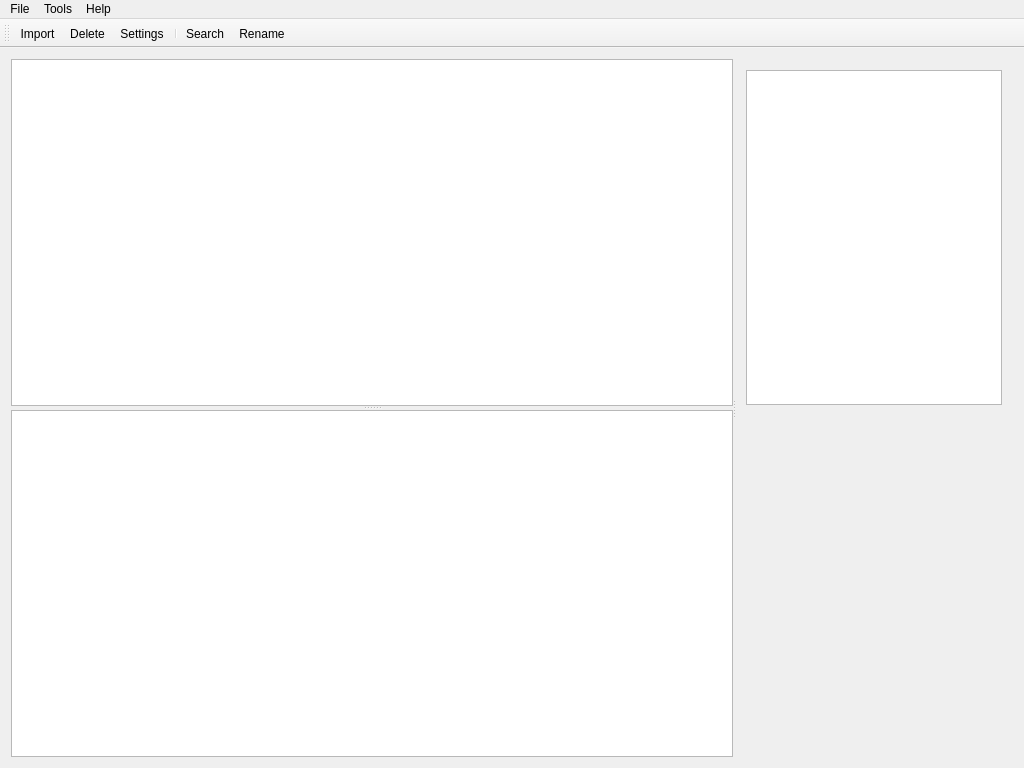
Before: the Qt Designer form src/gui/mainwindow.ui in alorence/tym, drawn with Qt 5.
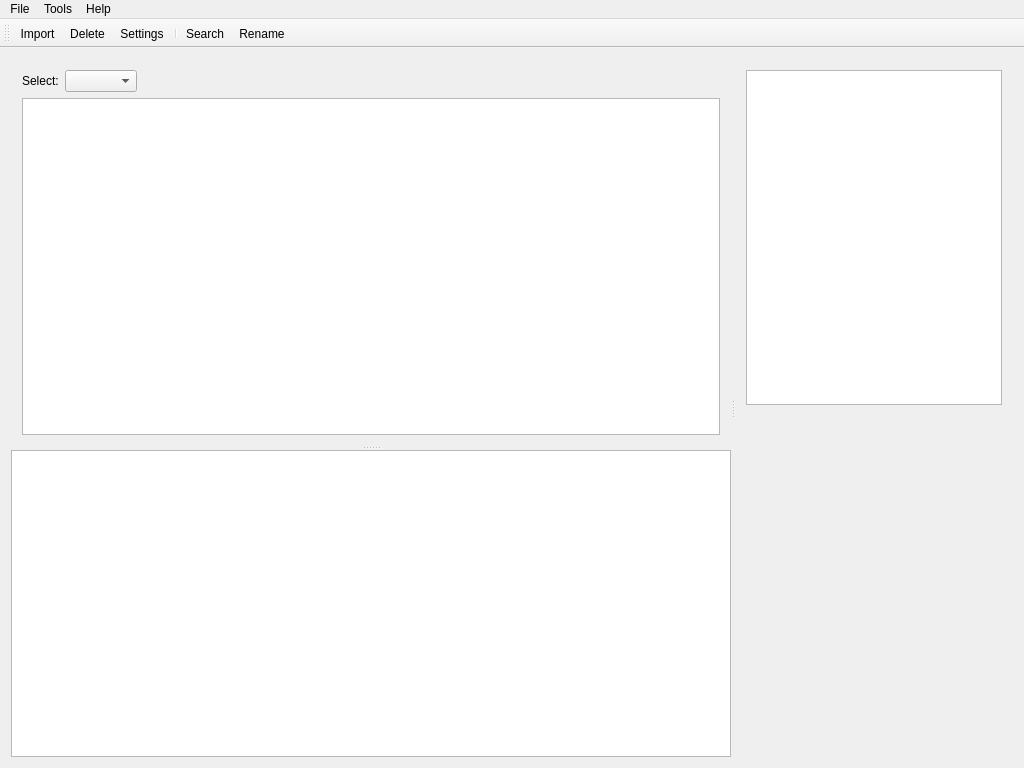
After: the same form once the commit is applied. Icons and pictures are not drawn. Custom widgets are drawn as their Qt base class.

Commit message: (gui) Add a comboBox to select quickly some kind of files

The edit to the form file:
```diff
--- a/src/gui/mainwindow.ui
+++ b/src/gui/mainwindow.ui
@@ -33,16 +33,13 @@
       <property name="orientation">
        <enum>Qt::Horizontal</enum>
       </property>
-      <property name="handleWidth">
-       <number>2</number>
-      </property>
       <property name="childrenCollapsible">
        <bool>false</bool>
       </property>
       <widget class="QSplitter" name="horizontalSplitter">
        <property name="sizePolicy">
-        <sizepolicy hsizetype="Expanding" vsizetype="Expanding">
-         <horstretch>6</horstretch>
+        <sizepolicy hsizetype="Expanding" vsizetype="Preferred">
+         <horstretch>1</horstretch>
          <verstretch>0</verstretch>
         </sizepolicy>
        </property>
@@ -52,6 +49,32 @@
        <property name="childrenCollapsible">
         <bool>false</bool>
        </property>
+       <widget class="QWidget" name="">
+        <layout class="QGridLayout" name="gridLayout">
+         <item row="0" column="0">
+          <widget class="QLabel" name="label">
+           <property name="text">
+            <string>Select:</string>
+           </property>
+          </widget>
+         </item>
+         <item row="0" column="1">
+          <widget class="QComboBox" name="selectionCombo"/>
+         </item>
+         <item row="0" column="2">
+          <spacer name="horizontalSpacer">
+           <property name="orientation">
+            <enum>Qt::Horizontal</enum>
+           </property>
+           <property name="sizeHint" stdset="0">
+            <size>
+             <width>40</width>
+             <height>20</height>
+            </size>
+           </property>
+          </spacer>
+         </item>
+         <item row="1" column="0" colspan="3">
        <widget class="QTableView" name="libraryView">
         <property name="sizePolicy">
          <sizepolicy hsizetype="Expanding" vsizetype="Expanding">
@@ -61,7 +84,7 @@
         </property>
         <property name="minimumSize">
          <size>
-          <width>300</width>
+             <width>400</width>
           <height>0</height>
          </size>
         </property>
@@ -69,7 +92,7 @@
          <enum>Qt::CustomContextMenu</enum>
         </property>
         <property name="alternatingRowColors">
-         <bool>true</bool>
+            <bool>false</bool>
         </property>
         <property name="selectionBehavior">
          <enum>QAbstractItemView::SelectRows</enum>
@@ -99,9 +122,12 @@
          <bool>false</bool>
         </attribute>
        </widget>
+         </item>
+        </layout>
+       </widget>
        <widget class="ConsoleWidget" name="outputConsole"/>
       </widget>
-      <widget class="QWidget" name="">
+      <widget class="QWidget" name="layoutWidget">
        <layout class="QGridLayout" name="rightPanel">
         <item row="1" column="0">
          <widget class="TrackInfosView" name="trackInfos" native="true">
```
Left out of the diff: 2 changed lines with no effect on the pictures. Lines whose indentation alone changed are shown as unchanged. The commit also changes 5 other files.
